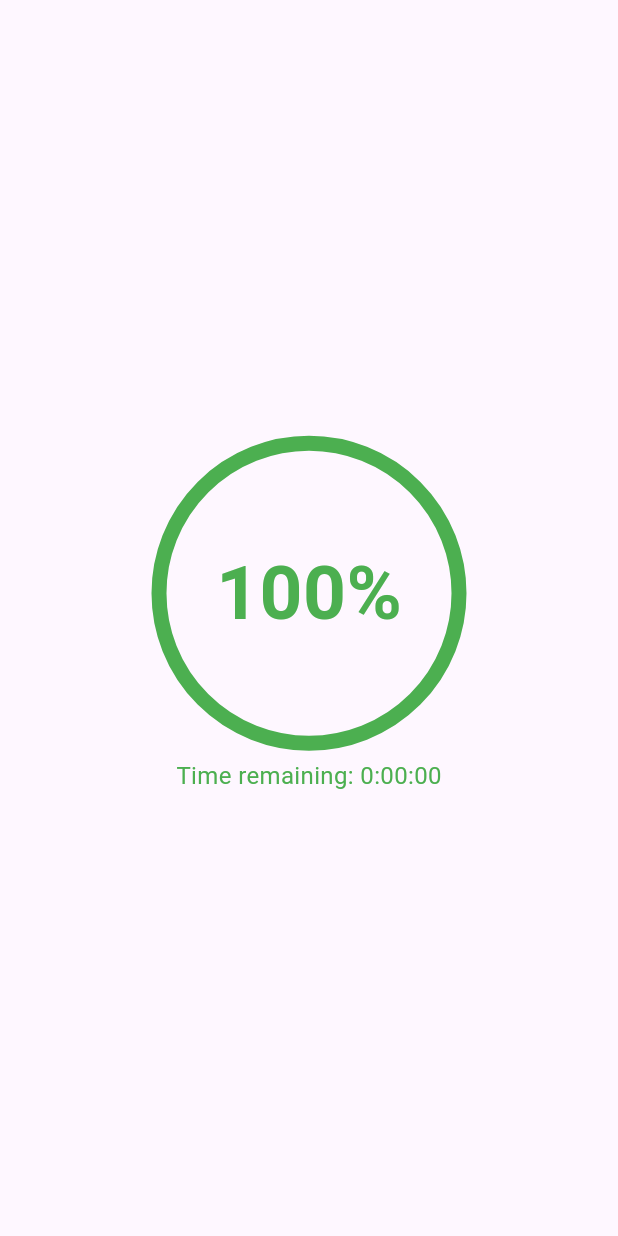
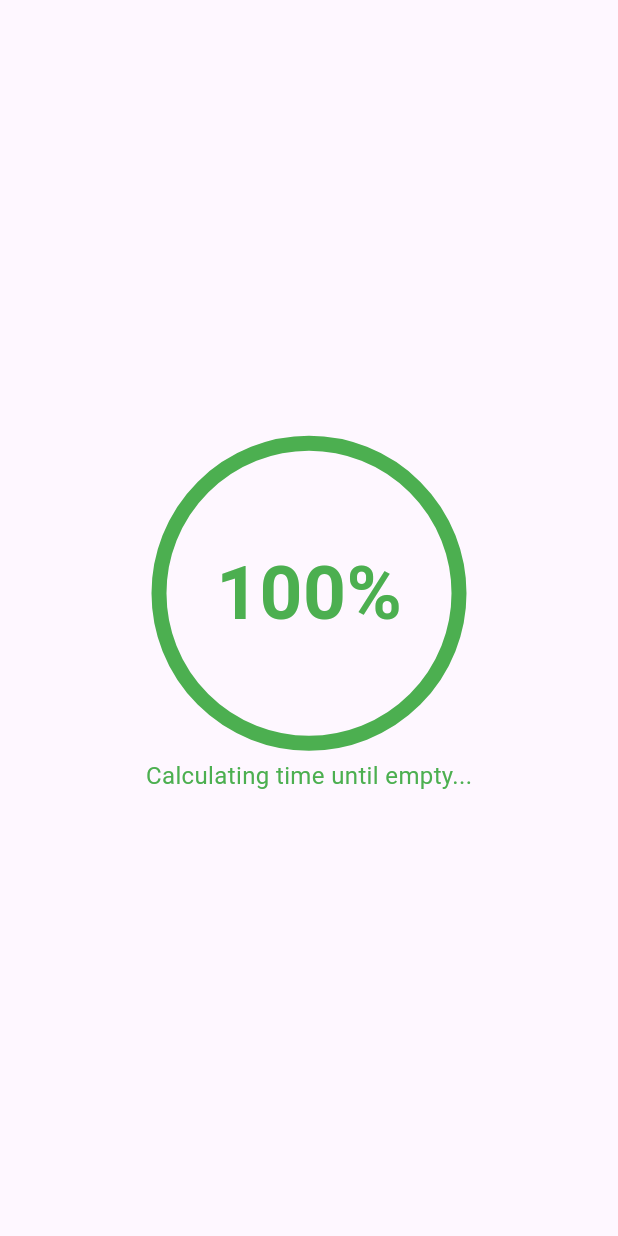
Before and after one commit to ItsJordanNL/battery-app, a Flutter app: the screen it shows after launch, on a phone screen of 412 x 824 dp. Run offline on Flutter 3.47's test engine with Material 3 defaults, Android fonts, the phone set to English and light mode, and no system bars; our stand-ins replace battery_plus.

Commit message:
Tijd tot vol, betere teksten, suggesties opgevolgd

```diff
--- a/lib/main.dart
+++ b/lib/main.dart
@@ -117,18 +117,6 @@ Widget buildBattery(BatteryState state, double animationValue) {
           break;
         case BatteryState.charging:
           textColor = Colors.blue;
-        break;
-      case BatteryState.discharging:
-      default:
-        textColor = Colors.grey;
-        break;
-    }
-  }
-
-  return TweenAnimationBuilder(
-    duration: const Duration(milliseconds: 200),
-    tween: ColorTween(begin: textColor, end: textColor),
-    builder: (context, dynamic color, child) {
           return Column(
             mainAxisAlignment: MainAxisAlignment.center,
             children: [
@@ -137,7 +125,7 @@ Widget buildBattery(BatteryState state, double animationValue) {
                 children: [
                   CustomPaint(
                     painter: CirclePainter(
-                  color: color, // Adjusted to use animated color
+                      color: textColor,
                       batteryLevel: level.toDouble(),
                     ),
                     child: const SizedBox(
@@ -148,8 +136,8 @@ Widget buildBattery(BatteryState state, double animationValue) {
                   Text(
                     '$level%',
                     style: TextStyle(
-                  color: color,
-                  fontSize: 50, // Adjusted to use animated color
+                      color: textColor,
+                      fontSize: 50,
                       fontWeight: FontWeight.bold,
                     ),
                   ),
@@ -157,7 +145,9 @@ Widget buildBattery(BatteryState state, double animationValue) {
               ),
               const SizedBox(height: 10),
               Text(
-            'Time remaining: ${formatTime(calculateTimeRemaining())}',
+                calculateChargingTimeRemaining() == -1
+                    ? 'Calculating time until full...'
+                    : 'Time until full: ${formatTime(calculateChargingTimeRemaining())}',
                 style: TextStyle(
                   color: textColor,
                   fontSize: 16,
@@ -165,8 +155,59 @@ Widget buildBattery(BatteryState state, double animationValue) {
               ),
             ],
           );
-    },
+        case BatteryState.discharging:
+        default:
+          textColor = Colors.grey;
+          break;
+      }
+    }
+
+    return Column(
+      mainAxisAlignment: MainAxisAlignment.center,
+      children: [
+        Stack(
+          alignment: Alignment.center,
+          children: [
+            CustomPaint(
+              painter: CirclePainter(
+                color: textColor,
+                batteryLevel: level.toDouble(),
+              ),
+              child: const SizedBox(
+                width: 200,
+                height: 200,
+              ),
+            ),
+            Text(
+              '$level%',
+              style: TextStyle(
+                color: textColor,
+                fontSize: 50,
+                fontWeight: FontWeight.bold,
+              ),
+            ),
+          ],
+        ),
+        const SizedBox(height: 10),
+        Text(
+          calculateTimeRemaining() == -1
+              ? 'Calculating time until empty...'
+              : 'Time until empty: ${formatTime(calculateTimeRemaining())}',
+          style: TextStyle(
+            color: textColor,
+            fontSize: 16,
+          ),
+        ),
+      ],
     );
+  }
+
+  int calculateChargingTimeRemaining() {
+    if (drainingRate.isFinite && drainingRate < 0) {
+      return (100 - level) ~/ -drainingRate;
+    } else {
+      return -1; // Charging rate not available or not a finite number
+    }
   }
 
   @override
```
Lines whose indentation alone changed are shown as unchanged.
